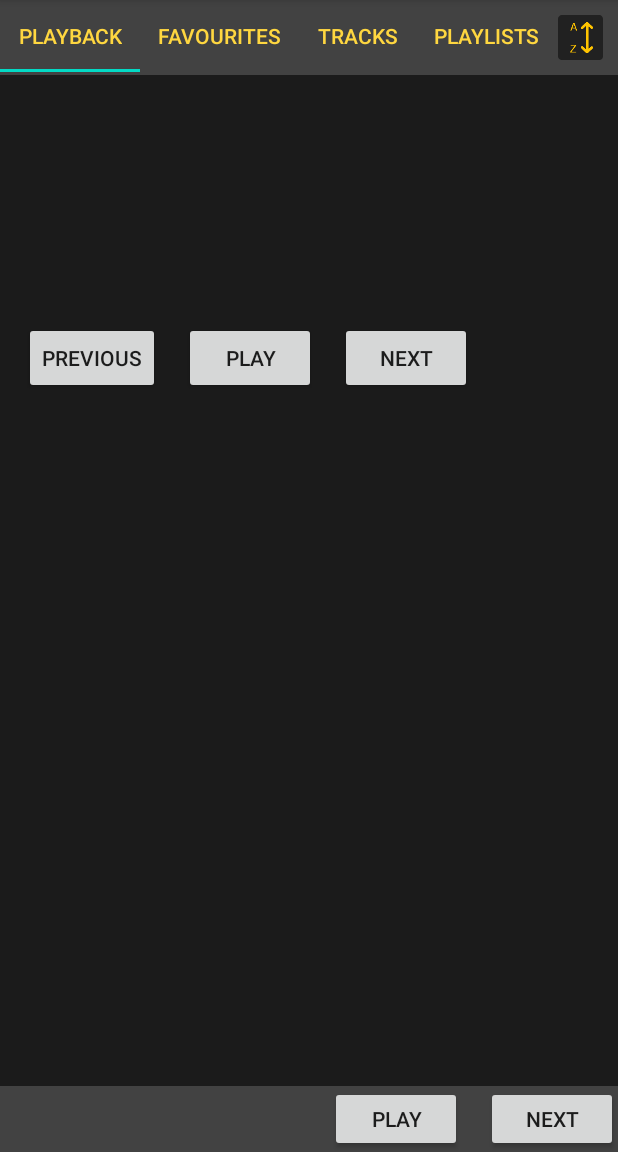
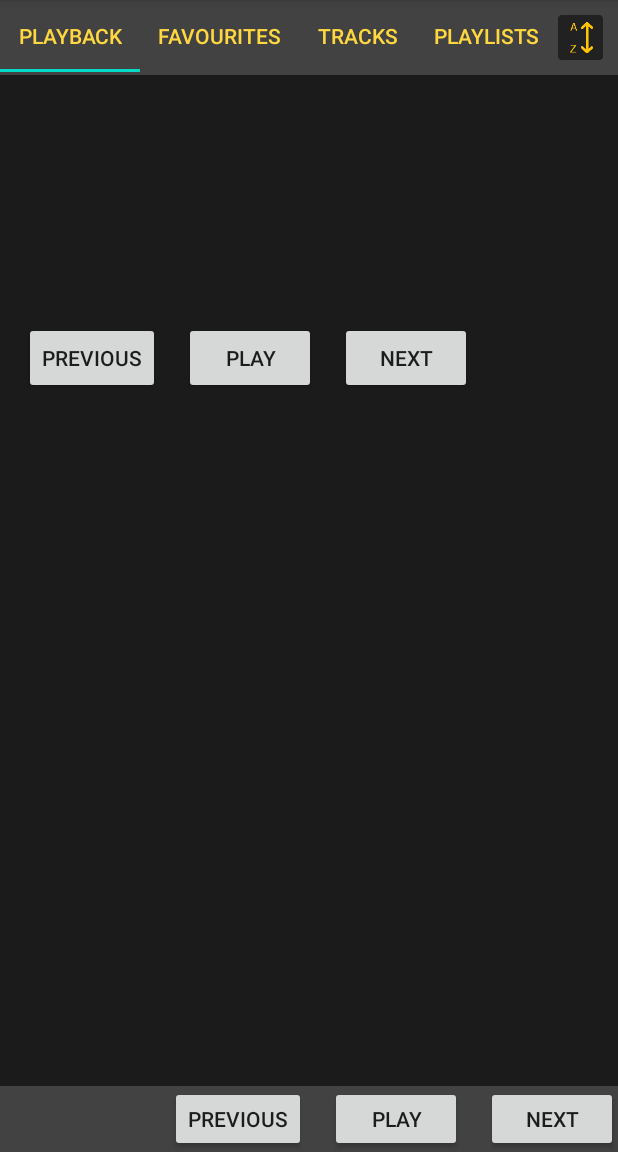
Before and after one commit to SarahCooperDev/Euterpe, an Android app: the screen it shows after launch (MainActivity), on a phone screen of 412 x 824 dp, the part 84-1236 px from its top. Run offline under Robolectric (Android 15) with nearby library versions, the light colour scheme and no system bars; our stand-ins replace data binding; 2 statements that could not run were skipped.

Commit message:
added previous button functionality

```diff
--- a/app/src/main/java/com/example/euterpe/CurrentTrackFragment.kt
+++ b/app/src/main/java/com/example/euterpe/CurrentTrackFragment.kt
@@ -48,6 +48,10 @@ class CurrentTrackFragment : Fragment() {
             }
         }
 
+        binding.previousBtn.setOnClickListener{
+            viewModel.playPreviousTrack(requireContext())
+        }
+
         binding.nextBtn.setOnClickListener{
             viewModel.playNextTrack(requireContext())
         }
--- a/app/src/main/java/com/example/euterpe/PlaybackFragment.kt
+++ b/app/src/main/java/com/example/euterpe/PlaybackFragment.kt
@@ -47,6 +47,10 @@ class PlaybackFragment : Fragment() {
             }
         }
 
+        binding.previousPlaybackBtn.setOnClickListener{
+            viewModel.playPreviousTrack(requireContext())
+        }
+
         binding.nextPlaybackBtn.setOnClickListener{
             viewModel.playNextTrack(requireContext())
         }
--- a/app/src/main/res/layout/fragment_current_track.xml
+++ b/app/src/main/res/layout/fragment_current_track.xml
@@ -53,6 +53,13 @@
                 android:layout_marginLeft="16dp"
                 android:layout_width="wrap_content"
                 android:layout_height="wrap_content"
+                android:id="@+id/previous_btn"
+                android:text="Previous" />
+
+            <Button
+                android:layout_marginLeft="16dp"
+                android:layout_width="wrap_content"
+                android:layout_height="wrap_content"
                 android:id="@+id/playback_btn"
                 android:text="@{trackListViewModel.isPaused ? @string/play_text : @string/pause_text}" />
 
```
Also changed, not shown: app/src/main/java/com/example/euterpe/model/TrackListViewModel.kt (+16 -0 lines).
